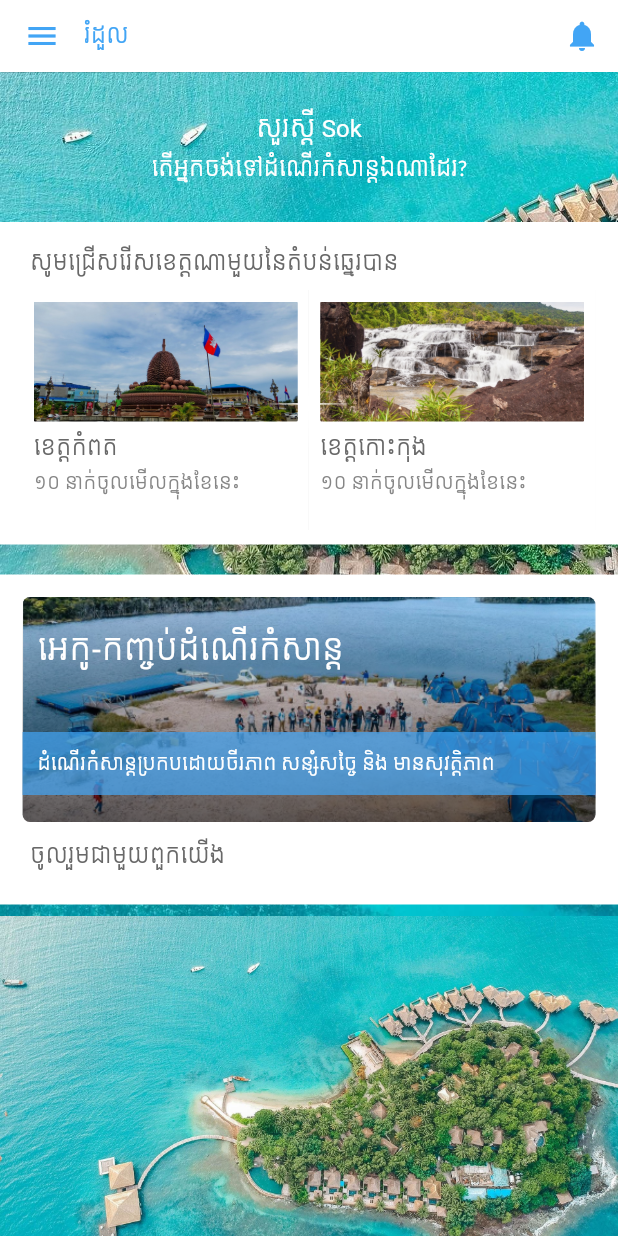
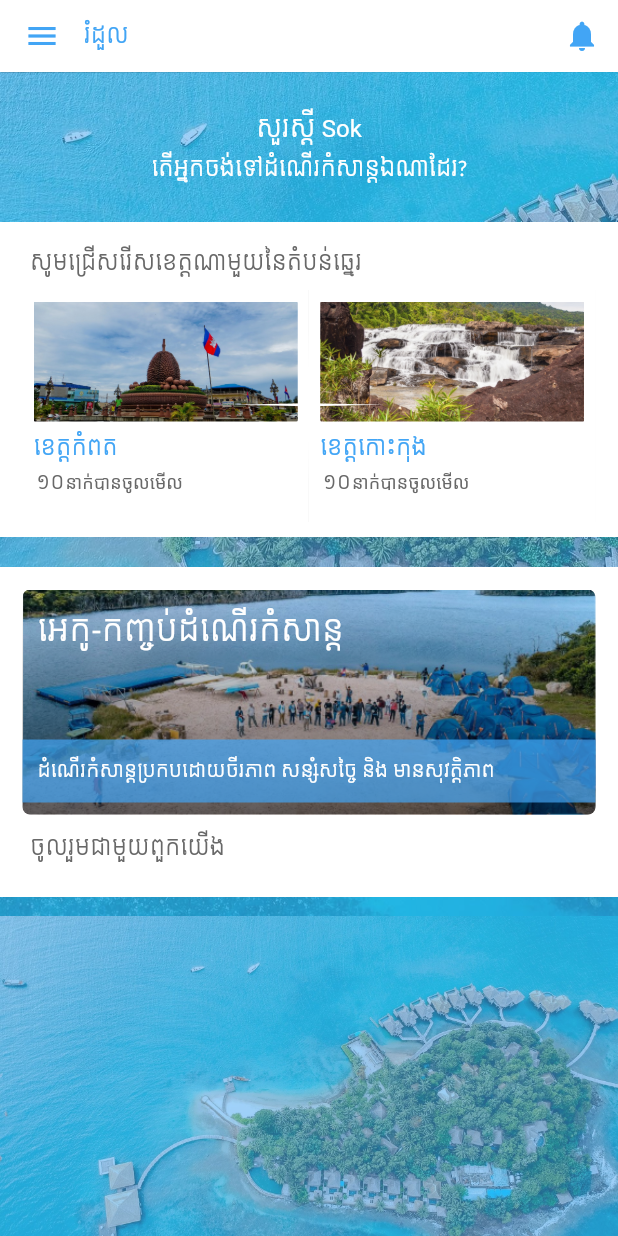
Before and after one commit to juniorise/romduol, a Flutter app: the screen it shows after launch, on a phone screen of 412 x 824 dp. Run offline on Flutter 3.47's test engine with Material 2 defaults, Android fonts, the phone set to English and light mode, and no system bars; our stand-ins replace auto_animated, cloud_firestore, firebase_core, flutter_svg, geolocator, google_maps_flutter; accounts and stored records are empty.

Commit message:
update ui

```diff
--- a/lib/screens/homepage.dart
+++ b/lib/screens/homepage.dart
@@ -28,7 +28,7 @@ class _HomePageState extends State<HomePage> {
   Widget build(BuildContext context) {
     final List<PackageModel> packages =
         Provider.of<List<PackageModel>>(context) ?? [];
-
+    var scaffoldKey = GlobalKey<ScaffoldState>();
     // Backup().autoBackupProvince();
     // Backup().autoBackupPackages();
 
@@ -36,9 +36,17 @@ class _HomePageState extends State<HomePage> {
     double height = MediaQuery.of(context).size.height;
 
     return Scaffold(
+      key: scaffoldKey,
       appBar: buildAppBar(context, "រំដួល"),
       drawer: HomeDrawer(),
-      body: Stack(
+      body: GestureDetector(
+        onHorizontalDragEnd: (e) {
+          if (e.velocity.pixelsPerSecond.direction > 0 &&
+              e.velocity.pixelsPerSecond.dx > 0) {
+            scaffoldKey.currentState.openDrawer();
+          }
+        },
+        child: Stack(
           fit: StackFit.expand,
           children: [
             Positioned(
@@ -62,6 +70,11 @@ class _HomePageState extends State<HomePage> {
                     ),
                   )
                 ],
+              ),
+            ),
+            Positioned.fill(
+              child: Container(
+                color: Palette.sky.withOpacity(0.5),
               ),
             ),
             RefreshIndicator(
@@ -98,11 +111,11 @@ class _HomePageState extends State<HomePage> {
                     width: width,
                     child: Column(
                       children: [
-                      sectionTitle("សូមជ្រើសរើសខេត្តណាមួយនៃតំបន់ឆ្នេរបាន"),
+                        sectionTitle("សូមជ្រើសរើសខេត្តណាមួយនៃតំបន់ឆ្នេរ"),
                         Stack(
                           children: [
                             Container(
-                            height: width > 360 ? 160 : 300,
+                              height: width > 360 ? 155 : 290,
                               child: LiveGrid.options(
                                 physics: NeverScrollableScrollPhysics(),
                                 options: options,
@@ -135,21 +148,21 @@ class _HomePageState extends State<HomePage> {
                                   crossAxisCount: width > 360 * 2 ? 4 : 2,
                                   crossAxisSpacing: 0,
                                   mainAxisSpacing: 0,
-                                childAspectRatio: 16 / 14.2,
+                                  childAspectRatio: 8 / 7,
                                 ),
                               ),
                             ),
                             width < 360 * 2
                                 ? Positioned.fill(
-                                  top: -7.5,
+                                    top: -1.5,
                                     right: 0.2,
                                     child: IgnorePointer(
                                       child: Container(
                                         child: Center(
                                           child: SvgPicture.asset(
                                             'assets/graphics/provincedivider.svg',
-                                          width: 60,
-                                          height: 60,
+                                            width: 100,
+                                            height: 100,
                                           ),
                                         ),
                                       ),
@@ -215,6 +228,7 @@ class _HomePageState extends State<HomePage> {
             ),
           ],
         ),
+      ),
     );
   }
 
@@ -267,28 +281,33 @@ class _HomePageState extends State<HomePage> {
                       ),
                     ),
                     Positioned(
-                      bottom: 5,
-                      left: 0,
+                      bottom: 0,
                       child: Container(
-                        width: 75,
-                        color: Colors.white.withOpacity(0.8),
-                        padding: EdgeInsets.all(3),
+                        width: 110,
+                        color: Palette.sky.withOpacity(0.7),
+                        padding: EdgeInsets.zero,
+                        alignment: Alignment.center,
                         child: RichText(
                           textAlign: TextAlign.center,
                           text: TextSpan(
                             style: TextStyle(
-                                color: Palette.sky, fontFamily: "Kantumruy"),
+                                color: Colors.white.withOpacity(1),
+                                fontFamily: "Kantumruy",
+                                fontWeight: FontWeight.w300),
                             children: [
                               TextSpan(
                                 text:
                                     "${khNum(package.bookedspace.toString())}",
-                                style: TextStyle(fontSize: 13),
+                                style: TextStyle(
+                                  fontSize: 13,
+                                  fontWeight: FontWeight.w400,
+                                ),
                               ),
                               TextSpan(
                                 text:
                                     "/${khNum(package.totalspace.toString())} នាក់",
                                 style: TextStyle(fontSize: 11),
-                              )
+                              ),
                             ],
                           ),
                         ),
@@ -368,21 +387,23 @@ class _HomePageState extends State<HomePage> {
     return Container(
       width: width,
       height: 150,
-      child: Stack(
-        fit: StackFit.expand,
-        children: [
-          ClipRRect(
+      decoration: BoxDecoration(
+        image: DecorationImage(
+          image: AssetImage('assets/home/package_poster.png'),
+          fit: BoxFit.cover,
+        ),
         borderRadius: BorderRadius.circular(5),
-            child: Image.asset("assets/home/package_poster.png",
-                fit: BoxFit.cover),
       ),
-          FlatButton(
+      child: FlatButton(
         splashColor: Palette.bg.withOpacity(0.1),
         onPressed: () {},
         padding: EdgeInsets.zero,
+        shape: RoundedRectangleBorder(borderRadius: BorderRadius.circular(5)),
         child: Container(
+          height: 150,
+          width: width,
           decoration: BoxDecoration(
-                gradient: LinearGradient(
+            gradient: const LinearGradient(
               begin: Alignment.topCenter,
               end: Alignment.bottomCenter,
               colors: [
@@ -394,29 +415,45 @@ class _HomePageState extends State<HomePage> {
           ),
           child: Column(
             crossAxisAlignment: CrossAxisAlignment.start,
-                mainAxisAlignment: MainAxisAlignment.spaceAround,
+            mainAxisAlignment: MainAxisAlignment.spaceBetween,
             children: [
-                  Padding(
-                    padding: const EdgeInsets.only(left: 10.0),
-                    child: Text(
-                      "អេកូ-កញ្ចប់ដំណើរកំសាន្ត",
-                      style: TextStyle(fontSize: 20, color: Colors.white),
+              Container(
+                padding: const EdgeInsets.only(left: 10.0, top: 10),
+                child: RichText(
+                  textAlign: TextAlign.center,
+                  text: TextSpan(
+                    style: TextStyle(
+                      color: Colors.white.withOpacity(1),
+                      fontFamily: "Kantumruy",
+                      fontSize: 20,
+                    ),
+                    children: [
+                      TextSpan(
+                        text: "អេកូ-កញ្ចប់",
+                      ),
+                      TextSpan(
+                        text: "ដំណើរកំសាន្ត",
+                      ),
+                    ],
+                  ),
                 ),
               ),
               Container(
                 width: width,
+                padding: EdgeInsets.all(10),
+                margin: EdgeInsets.only(bottom: 8),
                 color: Palette.sky70,
-                    padding: EdgeInsets.all(10),
                 child: Text(
                   "ដំណើរកំសាន្តប្រកបដោយចីរភាព សន្សំសច្ចៃ និង មានសុវត្តិភាព",
-                      style: TextStyle(fontSize: 12, color: Colors.white),
+                  style: const TextStyle(
+                      fontSize: 12,
+                      color: Colors.white,
+                      fontWeight: FontWeight.w300),
                 ),
-                  )
+              ),
             ],
           ),
         ),
-          ),
-        ],
       ),
     );
   }
@@ -477,15 +514,44 @@ class _HomePageState extends State<HomePage> {
               province,
               style: TextStyle(
                 fontSize: 14,
-                color: Palette.text,
+                color: Palette.sky,
               ),
             ),
-            Text(
-              "${khNum(views.toString())} នាក់ចូលមើលក្នុងខែនេះ",
+            Wrap(
+              crossAxisAlignment: WrapCrossAlignment.center,
+              children: [
+                RichText(
+                  textAlign: TextAlign.center,
+                  text: TextSpan(
+                    style: TextStyle(
+                        height: 1.6,
+                        fontSize: 13,
+                        color: Palette.text,
+                        fontFamily: "Kantumruy"),
+                    children: [
+                      TextSpan(
+                        text: "${khNum(views.toString())}",
+                      ),
+                      TextSpan(
+                        text: " ",
+                        style: TextStyle(fontSize: 3),
+                      ),
+                      TextSpan(
+                        text: "នាក់បានចូលមើល ",
                         style: TextStyle(
                           fontSize: 12,
-                color: Palette.text.withOpacity(0.8),
+                          fontWeight: FontWeight.w300,
                         ),
+                      ),
+                    ],
+                  ),
+                ),
+                Icon(
+                  Icons.remove_red_eye,
+                  size: 12,
+                  color: Palette.text.withOpacity(0.0),
+                ),
+              ],
             ),
           ],
         ),
--- a/lib/widget/cardOnProvince.dart
+++ b/lib/widget/cardOnProvince.dart
@@ -22,7 +22,7 @@ class CardOnProvince extends StatelessWidget {
       decoration: BoxDecoration(
         boxShadow: [
           BoxShadow(
-            color: Colors.black87.withOpacity(0.2),
+            color: Colors.black.withOpacity(0.05),
             blurRadius: 10.0,
             spreadRadius: -20,
             offset: Offset(0, 25),
--- a/lib/widget/drawer.dart
+++ b/lib/widget/drawer.dart
@@ -24,6 +24,11 @@ class HomeDrawer extends StatelessWidget {
             ),
             _createDrawerItem(
               icon: Icons.contact_page,
+              text: 'ទាក់ទង់ពួកយើង',
+              onTap: () {},
+            ),
+            _createDrawerItem(
+              icon: Icons.feedback_outlined,
               text: 'ទាក់ទង់ពួកយើង',
               onTap: () {},
             ),
@@ -73,12 +78,14 @@ class HomeDrawer extends StatelessWidget {
             ),
           ),
           SizedBox(width: 13),
-          Column(
-            crossAxisAlignment: CrossAxisAlignment.start,
-            mainAxisAlignment: MainAxisAlignment.center,
+          Flexible(
+            child: Wrap(
+              alignment: WrapAlignment.center,
+              crossAxisAlignment: WrapCrossAlignment.start,
               children: [
                 Text(
                   "Sok Chan",
+                  overflow: TextOverflow.ellipsis,
                   style: TextStyle(
                       color: Colors.white,
                       fontWeight: FontWeight.w300,
@@ -86,6 +93,7 @@ class HomeDrawer extends StatelessWidget {
                 ),
                 Text(
                   "sokchan@romduol.com",
+                  overflow: TextOverflow.ellipsis,
                   style: TextStyle(
                     height: 1.5,
                     color: Colors.white.withOpacity(0.8),
@@ -93,6 +101,7 @@ class HomeDrawer extends StatelessWidget {
                   ),
                 ),
               ],
+            ),
           )
         ],
       ),
@@ -115,7 +124,8 @@ class HomeDrawer extends StatelessWidget {
               style: TextStyle(
                 fontSize: 13,
                 color: Palette.sky,
-                  fontWeight: FontWeight.w400),
+                fontWeight: FontWeight.w400,
+              ),
             ),
           )
         ],
```
Lines whose indentation alone changed are shown as unchanged.
